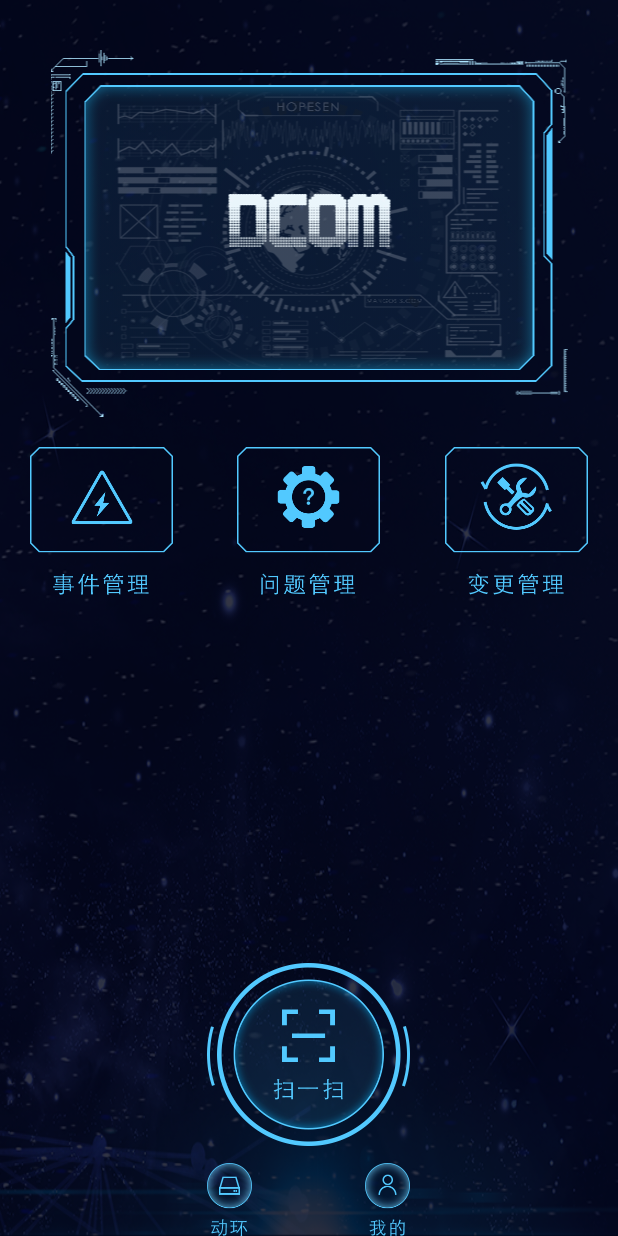
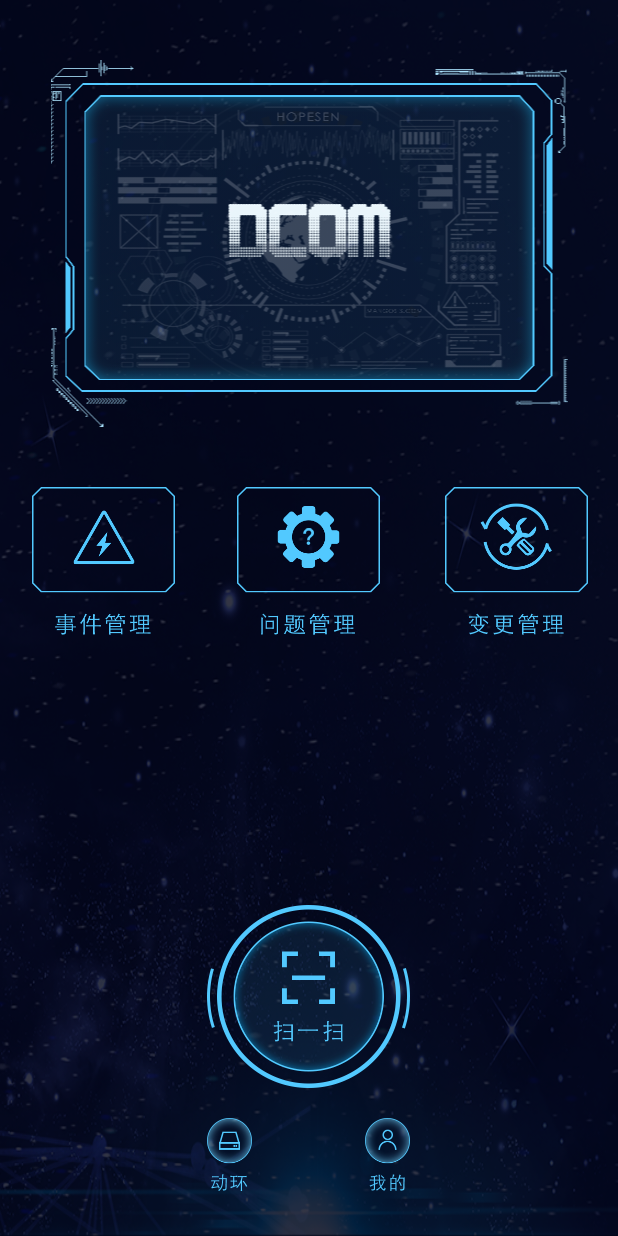
Before and after one commit to yangxinbin/dcom, an Android app: the screen it shows after launch (DcomActivity), on a phone screen of 412 x 824 dp. Run offline under Robolectric (Android 15) with nearby library versions, the phone set to English and light mode, and no system bars; our stand-ins replace ButterKnife.

Commit message:
UI修改

```diff
--- a/app/src/main/res/layout/activity_dcom.xml
+++ b/app/src/main/res/layout/activity_dcom.xml
@@ -15,20 +15,20 @@
         android:layout_alignParentLeft="true"
         android:layout_alignParentStart="true"
         android:layout_alignParentTop="true"
-        android:layout_marginTop="33dp"
+        android:layout_marginTop="40dp"
         app:srcCompat="@drawable/screen" />
 
     <ImageView
         android:id="@+id/event"
         android:layout_width="wrap_content"
         android:layout_height="wrap_content"
-        android:layout_alignParentLeft="true"
-        android:layout_alignParentStart="true"
+        android:layout_marginTop="40dp"
+        app:srcCompat="@drawable/event"
         android:layout_below="@+id/imageView"
-        android:layout_marginLeft="20dp"
-        android:layout_marginStart="20dp"
-        android:layout_marginTop="20dp"
-        app:srcCompat="@drawable/event" />
+        android:layout_toLeftOf="@+id/scan"
+        android:layout_toStartOf="@+id/scan"
+        android:layout_marginRight="21dp"
+        android:layout_marginEnd="21dp" />
 
     <ImageView
         android:id="@+id/faq"
@@ -52,10 +52,10 @@
         android:id="@+id/scan"
         android:layout_width="wrap_content"
         android:layout_height="wrap_content"
-        android:layout_alignBottom="@+id/rotor"
-        android:layout_centerHorizontal="true"
-        android:layout_marginBottom="60dp"
-        app:srcCompat="@drawable/scan" />
+        android:layout_marginBottom="20dp"
+        app:srcCompat="@drawable/scan"
+        android:layout_above="@+id/rotor"
+        android:layout_centerHorizontal="true" />
 
     <ImageView
         android:id="@+id/rotor"
@@ -64,6 +64,7 @@
         android:layout_alignLeft="@+id/scan"
         android:layout_alignParentBottom="true"
         android:layout_alignStart="@+id/scan"
+        android:layout_marginBottom="30dp"
         app:srcCompat="@drawable/rotor" />
 
     <ImageView
@@ -71,6 +72,7 @@
         android:layout_width="wrap_content"
         android:layout_height="wrap_content"
         android:layout_alignEnd="@+id/scan"
+        android:layout_marginBottom="30dp"
         android:layout_alignRight="@+id/scan"
         android:layout_alignTop="@+id/rotor"
         app:srcCompat="@drawable/mine" />
```
